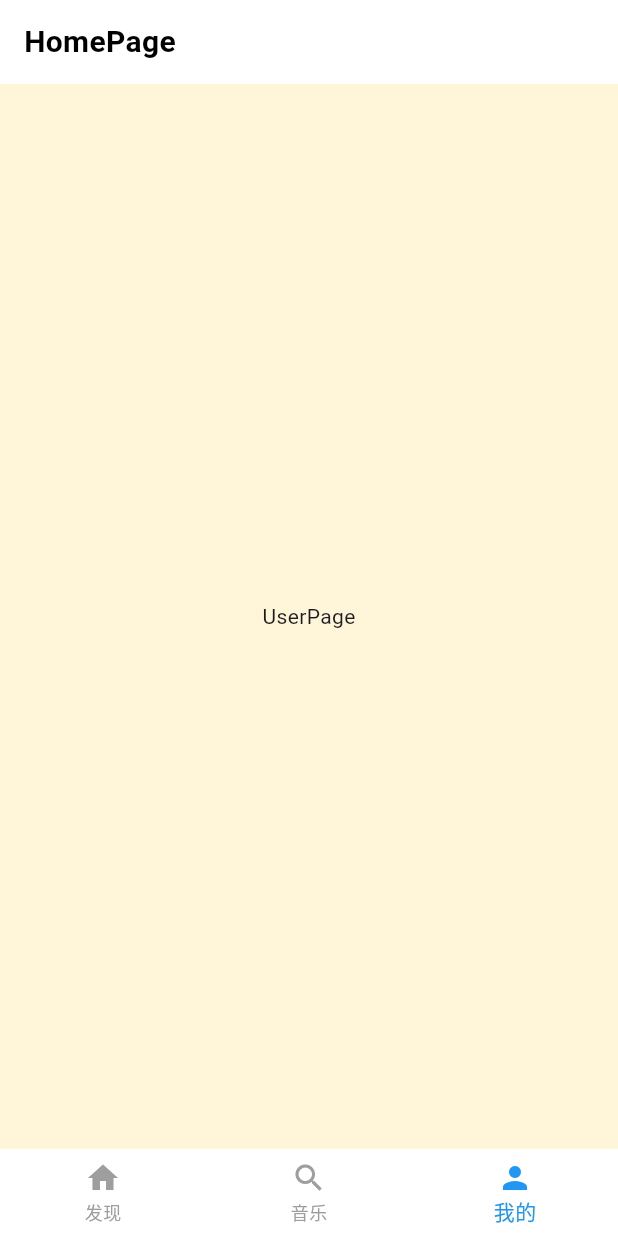
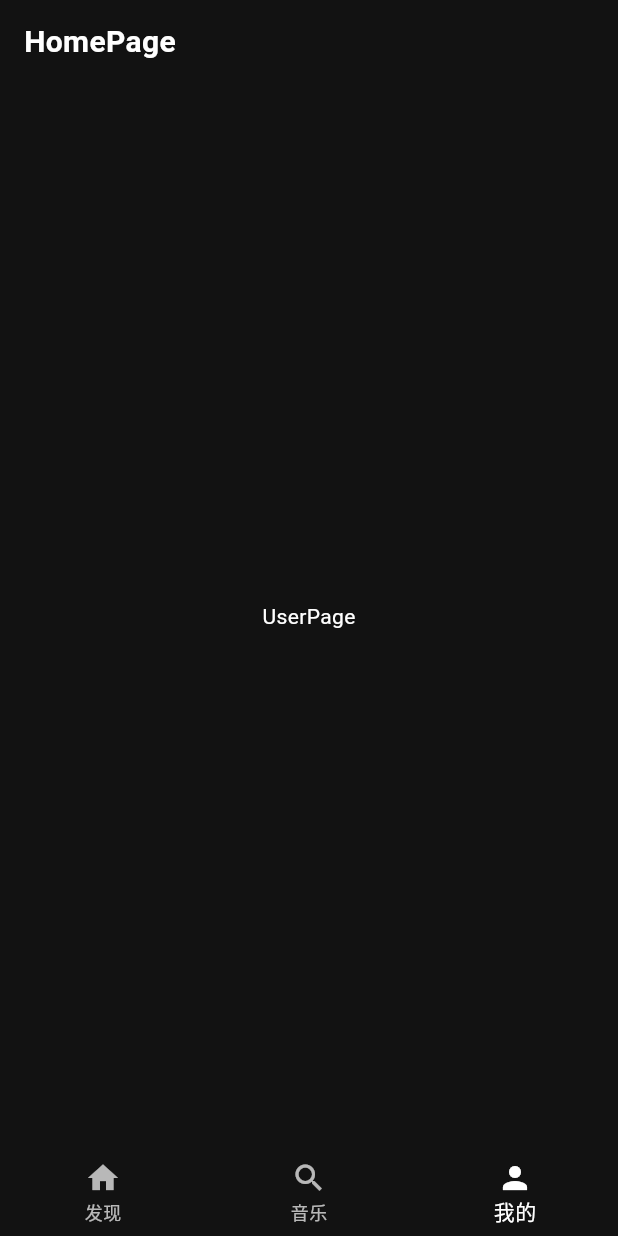
Before and after one commit to aidaole/AiMusic, a Flutter app: the screen it shows after launch, item 3 of the bottom bar chosen, on a phone screen of 412 x 824 dp. Run offline on Flutter 3.47's test engine with Material 3 defaults, Android fonts, the phone set to English and light mode, and no system bars.

Commit message:
[修改为黑色主题]

```diff
--- a/lib/modules/account/account_page.dart
+++ b/lib/modules/account/account_page.dart
@@ -1,3 +1,4 @@
+import 'package:ai_music/themes/theme_color.dart';
 import 'package:flutter/material.dart';
 
 class AccountPage extends StatelessWidget {
@@ -6,8 +7,12 @@ class AccountPage extends StatelessWidget {
   @override
   Widget build(BuildContext context) {
     return Container(
-      color: Colors.amber.withAlpha(40),
-      child: const Center(child: Text("UserPage")),
+      color: defaultBgColor,
+      child: const Center(
+          child: Text(
+        "UserPage",
+        style: TextStyle(color: Colors.white),
+      )),
     );
   }
 }
--- a/lib/modules/explore/explore_page.dart
+++ b/lib/modules/explore/explore_page.dart
@@ -1,4 +1,6 @@
 import 'package:flutter/material.dart';
+
+import '../../themes/theme_color.dart';
 
 class ExplorePage extends StatelessWidget {
   const ExplorePage({super.key});
@@ -6,7 +8,9 @@ class ExplorePage extends StatelessWidget {
   @override
   Widget build(BuildContext context) {
     return Container(
-      child: const Center(child: Text("ExplorePage")),
+      color: defaultBgColor,
+      child: const Center(
+          child: Text("ExplorePage", style: TextStyle(color: Colors.white))),
     );
   }
 }
--- a/lib/modules/home/home_page.dart
+++ b/lib/modules/home/home_page.dart
@@ -1,5 +1,6 @@
 import 'dart:io';
 
+import 'package:ai_music/themes/theme_color.dart';
 import 'package:flutter/material.dart';
 
 import '../explore/explore_page.dart';
@@ -21,28 +22,39 @@ class _HomePageState extends State<HomePage> {
     const AccountPage(),
   ];
 
+  // 定义统一的主题色
+  static const Color themeColor = defaultBgColor;
+
   @override
   Widget build(BuildContext context) {
     return Scaffold(
       body: SafeArea(
         child: Column(
           children: [
+            // 自定义 ActionBar，使用主题色
             Container(
               padding: const EdgeInsets.symmetric(horizontal: 16),
               height: 56,
+              color: themeColor, // 设置背景色
               child: Row(
                 children: [
                   Text(
                     "HomePage",
-                  style: Theme.of(context).appBarTheme.titleTextStyle,
+                    style: Theme.of(context).appBarTheme.titleTextStyle?.copyWith(
+                      color: Colors.white, // 文字改为白色
+                    ),
                   )
                 ],
               ),
             ),
             Expanded(child: _pages[_selectedIndex]),
           ],
-      )),
+        ),
+      ),
       bottomNavigationBar: Container(
+        decoration: const BoxDecoration(
+          color: themeColor, // 设置底部导航栏背景色
+        ),
         child: SafeArea(
           child: BottomNavigationBar(
             currentIndex: _selectedIndex,
@@ -51,10 +63,10 @@ class _HomePageState extends State<HomePage> {
                 _selectedIndex = index;
               });
             },
-            backgroundColor: Colors.white,
+            backgroundColor: themeColor, // 设置背景色
             elevation: 0,
-            selectedItemColor: Colors.blue,
-            unselectedItemColor: Colors.grey,
+            selectedItemColor: Colors.white, // 选中项为白色
+            unselectedItemColor: Colors.white70, // 未选中项为半透明白色
             items: const [
               BottomNavigationBarItem(icon: Icon(Icons.home), label: "发现"),
               BottomNavigationBarItem(icon: Icon(Icons.search), label: "音乐"),
--- a/lib/modules/music/music_page.dart
+++ b/lib/modules/music/music_page.dart
@@ -1,4 +1,6 @@
 import 'package:flutter/material.dart';
+
+import '../../themes/theme_color.dart';
 
 class MusicPage extends StatelessWidget {
   const MusicPage({super.key});
@@ -6,7 +8,9 @@ class MusicPage extends StatelessWidget {
   @override
   Widget build(BuildContext context) {
     return Container(
-      child: const Center(child: Text("MusicPage")),
+      color: defaultBgColor,
+      child: const Center(
+          child: Text("MusicPage", style: TextStyle(color: Colors.white))),
     );
   }
 }
--- /dev/null
+++ b/lib/themes/theme_color.dart
@@ -0,0 +1,4 @@
+
+import 'package:flutter/material.dart';
+
+const defaultBgColor = Color(0xFF121212);
```
Also changed, not shown: lib/main.dart (+5 -4 lines). Lines whose indentation alone changed are shown as unchanged.
